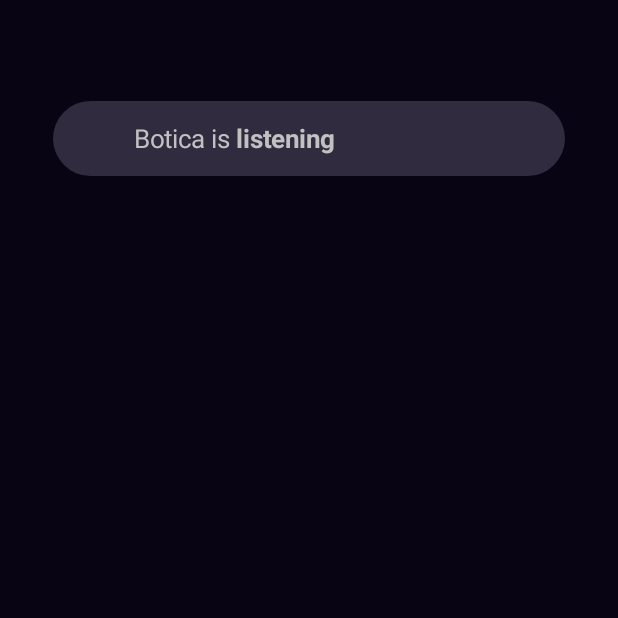
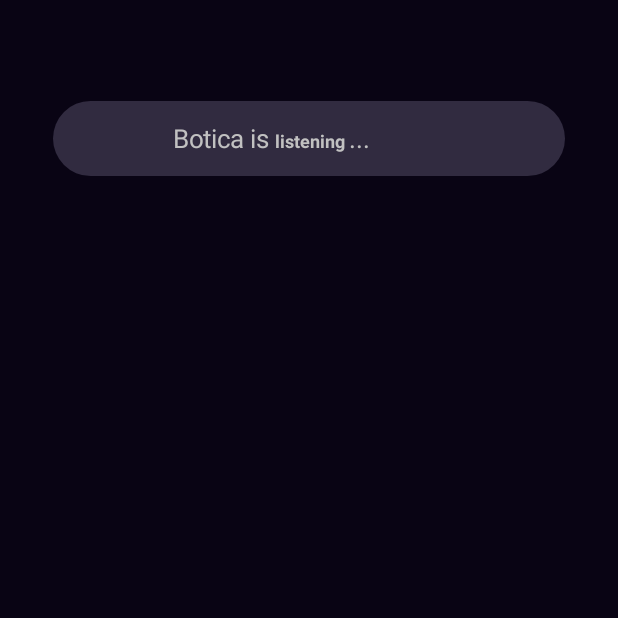
Before and after one commit to affodilajF/ChatterBotica-Android, an Android app built with Jetpack Compose: the SpeechListeningScreen screen opened through its navigation route, after a tap on "Mic Off Icon", on a phone screen of 412 x 824 dp, the top half of it. Run offline under Robolectric (Android 15) with nearby library versions, the phone set to English and light mode, and no system bars; our stand-ins replace Dagger/Hilt's generated code; 1 other tap on this screen came first.

Commit message:
feat: stt gemini tts in speech listening screen works

```diff
--- a/app/src/main/java/com/example/chatterboticaapp/ui/component/ChatMenuUtility.kt
+++ b/app/src/main/java/com/example/chatterboticaapp/ui/component/ChatMenuUtility.kt
@@ -59,7 +59,7 @@ fun ChatMenuUtility(generativeAIViewModel: GenerativeAIViewModel){
             Box(modifier = Modifier.weight(0.5f),
                 contentAlignment = Alignment.CenterEnd){
                 RoundedIconWrapperMedium(drawableIcon = R.drawable.send, Green01, Color.Black){
-                   generativeAIViewModel.fetchResponse("Do you know Mangga in Indonesia?")
+
                 }
 
             }
--- a/app/src/main/java/com/example/chatterboticaapp/ui/screen/SpeechListeningScreen.kt
+++ b/app/src/main/java/com/example/chatterboticaapp/ui/screen/SpeechListeningScreen.kt
@@ -1,15 +1,8 @@
 package com.example.chatterboticaapp.ui.screen
-
-
-
 import android.Manifest
-import android.content.Context
-import android.content.pm.PackageManager
 import android.util.Log
-import androidx.activity.ComponentActivity
 import androidx.activity.compose.rememberLauncherForActivityResult
 import androidx.activity.result.contract.ActivityResultContracts
-import androidx.compose.animation.AnimatedVisibility
 import androidx.compose.animation.core.RepeatMode
 import androidx.compose.animation.core.VectorConverter
 import androidx.compose.animation.core.animateFloat
@@ -17,17 +10,14 @@ import androidx.compose.animation.core.animateValue
 import androidx.compose.animation.core.infiniteRepeatable
 import androidx.compose.animation.core.rememberInfiniteTransition
 import androidx.compose.animation.core.tween
-import androidx.compose.animation.fadeIn
-import androidx.compose.animation.fadeOut
 import androidx.compose.foundation.background
 import androidx.compose.foundation.clickable
-
 import androidx.compose.foundation.layout.Arrangement
 import androidx.compose.foundation.layout.Box
-
 import androidx.compose.foundation.layout.Column
 import androidx.compose.foundation.layout.Row
 import androidx.compose.foundation.layout.Spacer
+import androidx.compose.foundation.layout.fillMaxHeight
 import androidx.compose.foundation.layout.fillMaxSize
 import androidx.compose.foundation.layout.fillMaxWidth
 import androidx.compose.foundation.layout.height
@@ -39,19 +29,13 @@ import androidx.compose.material3.Icon
 import androidx.compose.material3.Surface
 import androidx.compose.material3.Text
 import androidx.compose.runtime.Composable
-import androidx.compose.runtime.DisposableEffect
 import androidx.compose.runtime.LaunchedEffect
-import androidx.compose.runtime.State
 import androidx.compose.runtime.collectAsState
 import androidx.compose.runtime.getValue
-import androidx.compose.runtime.mutableStateOf
 import androidx.compose.runtime.remember
-import androidx.compose.runtime.setValue
-
 import androidx.compose.ui.Alignment
 import androidx.compose.ui.Modifier
 import androidx.compose.ui.graphics.Color
-import androidx.compose.ui.platform.LocalContext
 import androidx.compose.ui.res.painterResource
 import androidx.compose.ui.text.SpanStyle
 import androidx.compose.ui.text.TextStyle
@@ -66,7 +50,6 @@ import androidx.hilt.navigation.compose.hiltViewModel
 import com.example.chatterboticaapp.R
 import com.example.chatterboticaapp.data.model.VoiceToTextParserState
 import com.example.chatterboticaapp.ui.component.IconTextButton
-
 import com.example.chatterboticaapp.ui.component.TextResultOfSpeech
 import com.example.chatterboticaapp.ui.theme.Black01
 import com.example.chatterboticaapp.ui.theme.Green01
@@ -74,8 +57,8 @@ import com.example.chatterboticaapp.ui.theme.Grey01
 import com.example.chatterboticaapp.ui.theme.GreyPurple01
 import com.example.chatterboticaapp.ui.theme.GreyPurple03
 import com.example.chatterboticaapp.ui.viewmodel.GenerativeAIViewModel
-import com.example.chatterboticaapp.ui.viewmodel.SpeechListeningViewModel
-
+import com.example.chatterboticaapp.ui.viewmodel.STTViewModel
+import com.example.chatterboticaapp.ui.viewmodel.TTSViewModel
 
 @Preview
 @Composable
@@ -85,17 +68,20 @@ fun SpeechListeningPreview(){
 @Composable
 fun SpeechListeningScreen(){
 
-    val viewModel: SpeechListeningViewModel = hiltViewModel()
-    val state by viewModel.state.collectAsState()
+    val ttsViewModel : TTSViewModel = hiltViewModel()
+    val sttViewModel: STTViewModel = hiltViewModel()
+    val generativeAIViewModel: GenerativeAIViewModel = hiltViewModel()
 
-    val viewModel2: GenerativeAIViewModel = hiltViewModel()
+    val voiceToTextState by sttViewModel.state.collectAsState()
+    val mediaPlayingState by ttsViewModel.isMediaPlayingState.collectAsState()
+    val playHTFetchingState by ttsViewModel.isPlayHTFetchingState.collectAsState()
 
 //    ini udah mencakup record perms dan speaking state
-    val isSpeakingAllowed = remember(viewModel.canRecord.value, state.isSpeaking) {
-        viewModel.canRecord.value && state.isSpeaking
+    val isSpeakingAllowed = remember(sttViewModel.canRecord.value, voiceToTextState.isSpeaking) {
+        sttViewModel.canRecord.value && voiceToTextState.isSpeaking
     }
 
-    RecordPermsLauncher(viewModel)
+    RecordPermsLauncher(sttViewModel)
 
     Surface(modifier = Modifier
         .fillMaxSize(),
@@ -105,29 +91,59 @@ fun SpeechListeningScreen(){
         ) {
             Box(modifier = Modifier.weight(1.5f),
                 contentAlignment = Alignment.Center) {
-                Title(isSpeakingAllowed)
+               if(isSpeakingAllowed){
+                   Title("listening ",  80)
+               } else if(mediaPlayingState){
+                   Title("speaking ",  80)
+               } else if (playHTFetchingState){
+//                   Title(playHTFetchingState, "FETCHING")
+               }
             }
             Box(modifier = Modifier
                 .weight(2f)
-                .padding(horizontal = 40.dp)) {
-                TextResultOfSpeech(state)
+                .padding(horizontal = 40.dp)
+
+            ) {
+//                RobotIconTalking()
+
+                if(!mediaPlayingState){
+                    TextResultOfSpeech(voiceToTextState)
+                }
+                if(playHTFetchingState){
+                    Title("fetching ", 40)
+                }
+                if(mediaPlayingState && !playHTFetchingState){
+                    RobotIconTalking()
+                }
+
             }
             Box(modifier = Modifier.weight(2f)) {
-                SpeechListeningIcon(state, viewModel, isSpeakingAllowed)
+
+                if(!mediaPlayingState && !playHTFetchingState){
+                    SpeechListeningIcon(voiceToTextState, sttViewModel, isSpeakingAllowed)
+                }
+
+
             }
             Box(modifier = Modifier.weight(1.2f)) {
+                if(!mediaPlayingState && !playHTFetchingState){
                     Row(modifier = Modifier
                         .fillMaxWidth(),
                         horizontalArrangement = Arrangement.Center,
                     ){
                         IconTextButton(icon = R.drawable.reset, iconColor = Grey01, txtColor = Grey01, btnColor = GreyPurple03, btnTxt = "Reset") {
-                        viewModel.clearSpokenText()
+                            sttViewModel.clearSpokenText()
                         }
                         Spacer(modifier = Modifier.width(24.dp))
                         IconTextButton(icon = R.drawable.send, iconColor = Color.Black, txtColor = Color.Black, btnColor = Green01, btnTxt = "Send") {
-//                        val result = viewModel2.getResponseRequest(state.spokenText)
-                        val result = viewModel2.getResponseRequest("do you know banana?")
-                        Log.d("MyComposable", "Hasil dari generative model: $result")
+
+                            generativeAIViewModel.fetchResponse(voiceToTextState.spokenText) { result ->
+                                Log.d("MyComposable", "Hasil dari generative model yeah: ${result.response}")
+                                ttsViewModel.generateSpeech(result.response)
+                                sttViewModel.clearSpokenText()
+
+                            }
+                        }
                     }
                 }
             }
@@ -135,14 +151,19 @@ fun SpeechListeningScreen(){
     }
 }
 
+
+
+
+
+
 @Composable
-fun RecordPermsLauncher(viewModel: SpeechListeningViewModel){
+fun RecordPermsLauncher(sttViewModel: STTViewModel){
     val recordAudioLauncher = rememberLauncherForActivityResult(
         contract = ActivityResultContracts.RequestPermission()
     ) { isGranted ->
-        viewModel.canRecord.value = isGranted
+        sttViewModel.canRecord.value = isGranted
         if(isGranted){
-            viewModel.startListening(existedText = "")
+            sttViewModel.startListening(existedText = "")
         }
     }
 
@@ -151,16 +172,56 @@ fun RecordPermsLauncher(viewModel: SpeechListeningViewModel){
     }
 }
 
+@Composable
+fun RobotIconTalking(){
+
+    val infiniteTransitionDots = rememberInfiniteTransition(label = "Dots.")
+    val animatedDots by infiniteTransitionDots.animateValue(
+        initialValue = 0,
+        targetValue = 5,
+        typeConverter = Int.VectorConverter,
+        animationSpec = infiniteRepeatable(
+            animation = tween(durationMillis = 1500),
+            repeatMode = RepeatMode.Restart
+        ), label = "Dots."
+    )
+
+    Column(modifier = Modifier
+        .fillMaxWidth()
+        .fillMaxHeight(),
+        horizontalAlignment = Alignment.CenterHorizontally
+    ) {
+        Box(modifier = Modifier.weight(2f), contentAlignment = Alignment.Center) {
+            Icon(
+                painter = painterResource(id = R.drawable.robot),
+                contentDescription = "ya",
+                tint = Green01,
+                modifier = Modifier.size(220.dp)
+            )
+        }
+
+        Box(modifier = Modifier.weight(0.3f)
+        ){
+            Text(
+                text = buildAnnotatedString {
+                    append("....".substring(0, animatedDots)) },
+                style = TextStyle(fontSize = 37.sp, color = Green01),
+                textAlign = TextAlign.Center,
+                modifier = Modifier
+                    .fillMaxWidth()
+            )
+        }
+    }
+}
 
 @Composable
-fun SpeechListeningIcon(state: VoiceToTextParserState, viewModel: SpeechListeningViewModel, isSpeakingAllowed: Boolean) {
+fun SpeechListeningIcon(state: VoiceToTextParserState, sttViewModel: STTViewModel, isSpeakingAllowed: Boolean) {
     val infiniteTransitionSpeech = rememberInfiniteTransition(label = "MicIcon")
 
     val iconResId = if (isSpeakingAllowed) R.drawable.baseline_mic_on_24 else R.drawable.baseline_mic_off_24
 
     val boxColor = if (isSpeakingAllowed) GreyPurple03 else Black01
     val animatedAlpha by infiniteTransitionSpeech.animateFloat(
-//        initialValue = if (state.isSpeaking && canRecord) 0.2f else 1f,
         initialValue = if (isSpeakingAllowed) 0.2f else 1f,
         targetValue = 1f,
         animationSpec = infiniteRepeatable(
@@ -187,13 +248,9 @@ fun SpeechListeningIcon(state: VoiceToTextParserState, viewModel: SpeechListenin
                     .clickable(
                         onClick = {
                             if (state.isSpeaking) {
-                                viewModel.stopListening()
-                            }
-//                            else if (isSpeakingAllowed){
-//                                RecordPermsLauncher(viewModel)
-//                            }
-                            else {
-                                viewModel.startListening(existedText = state.spokenText)
+                                sttViewModel.stopListening()
+                            } else {
+                                sttViewModel.startListening(existedText = state.spokenText)
                             }
                         }
                     )
@@ -213,7 +270,7 @@ fun SpeechListeningIcon(state: VoiceToTextParserState, viewModel: SpeechListenin
 }
 
 @Composable
-fun Title(isSpeakingAllowed: Boolean) {
+fun Title(text: String, padding: Int) {
     val infiniteTransitionDots = rememberInfiniteTransition(label = "Dots")
 
     val animatedDots by infiniteTransitionDots.animateValue(
@@ -226,12 +283,6 @@ fun Title(isSpeakingAllowed: Boolean) {
         ), label = "Dots"
     )
 
-    AnimatedVisibility(
-//        visible = state.isSpeaking && canRecord,
-        visible = isSpeakingAllowed,
-        enter = fadeIn(animationSpec = tween(durationMillis = 500)),
-        exit = fadeOut(animationSpec = tween(durationMillis = 500))
-    ) {
     Box(
         modifier = Modifier
                 .fillMaxWidth()
@@ -243,8 +294,8 @@ fun Title(isSpeakingAllowed: Boolean) {
         Text(
                 text = buildAnnotatedString {
                     append("Botica is ")
-                    withStyle(style = SpanStyle(fontWeight = FontWeight.Bold)) {
-                        append("listening")
+                    withStyle(style = SpanStyle(fontSize = 12.sp, fontWeight = FontWeight.Bold)) {
+                        append(text)
                     }
                     append(buildAnnotatedString {
                         append("....".substring(0, animatedDots))
@@ -254,8 +305,7 @@ fun Title(isSpeakingAllowed: Boolean) {
                 textAlign = TextAlign.Start,
                 modifier = Modifier
                     .fillMaxWidth()
-                    .padding(horizontal = 54.dp)
+                    .padding(horizontal = padding.dp)
         )
     }
 }
-}
--- a/app/src/main/java/com/example/chatterboticaapp/ui/viewmodel/STTViewModel.kt
+++ b/app/src/main/java/com/example/chatterboticaapp/ui/viewmodel/STTViewModel.kt
@@ -1,19 +1,15 @@
 package com.example.chatterboticaapp.ui.viewmodel
 
 import androidx.compose.runtime.MutableState
-import androidx.compose.runtime.State
 import androidx.compose.runtime.mutableStateOf
 import androidx.lifecycle.ViewModel
-import com.example.chatterboticaapp.data.model.VoiceToTextParserState
 import com.example.chatterboticaapp.utils.VoiceToTextParser
 import dagger.hilt.android.lifecycle.HiltViewModel
-import kotlinx.coroutines.flow.MutableStateFlow
-import kotlinx.coroutines.flow.asStateFlow
 import javax.inject.Inject
 
 
 @HiltViewModel
-class SpeechListeningViewModel @Inject constructor(
+class STTViewModel @Inject constructor(
     private val voiceToTextParser: VoiceToTextParser) : ViewModel(){
 
     val state = voiceToTextParser.state
```
Also changed, not shown: app/build.gradle.kts (+12 -0 lines), app/src/main/java/com/example/chatterboticaapp/MainActivity.kt (+6 -1 lines), app/src/main/java/com/example/chatterboticaapp/ui/screen/HomeScreen.kt (+0 -23 lines), app/src/main/java/com/example/chatterboticaapp/ui/viewmodel/GenerativeAIViewModel.kt (+11 -51 lines), app/src/main/java/com/example/chatterboticaapp/ui/viewmodel/TTSViewModel.kt (added, +98 -0 lines), app/src/main/res/drawable/robot.xml (added, +9 -0 lines), 1 other file. Lines whose indentation alone changed are shown as unchanged.
